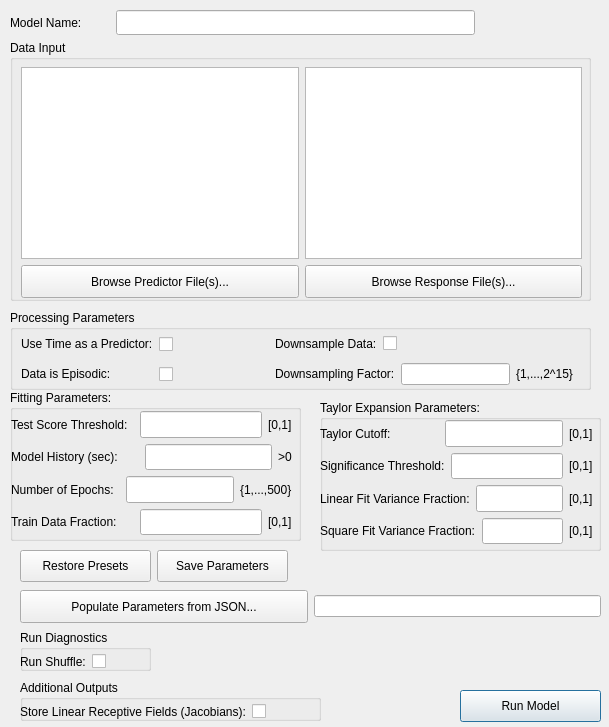
The window that neuro_mine/ui/mine_train.ui (matovic5/neuro_mine) describes before a commit, drawn with Qt 5.
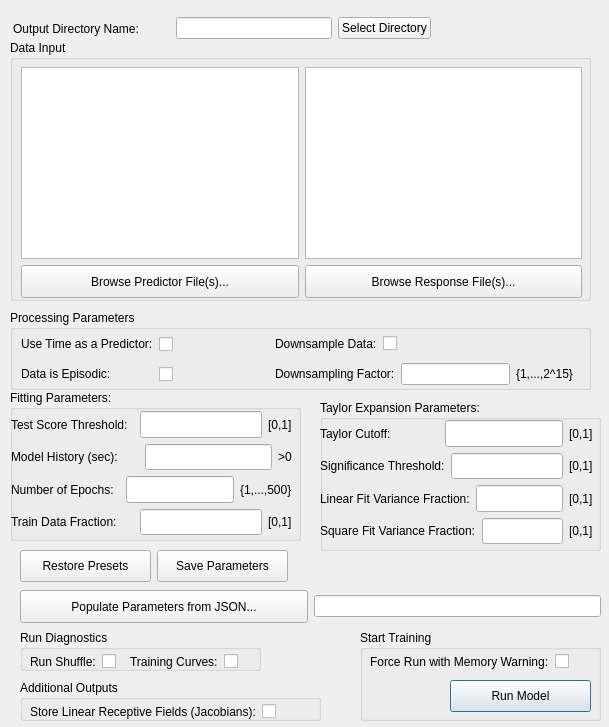
The same window after the commit. Icons and pictures are not drawn.

Commit message:
Made major GUI changes (Model Name -> Output Directory field, added checkboxes for Train Curve generation and Ignoring memory warnings). Updated GUI logic to support these changes.
Fixed .json bug where floats and ints were being saved as strings.

What changed in the file:
```diff
--- a/neuro_mine/ui/mine_train.ui
+++ b/neuro_mine/ui/mine_train.ui
@@ -24,28 +24,6 @@
   <property name="windowTitle">
    <string>Neuro MINE Train</string>
   </property>
-  <widget class="QPushButton" name="pushButton">
-   <property name="geometry">
-    <rect>
-     <x>460</x>
-     <y>690</y>
-     <width>141</width>
-     <height>32</height>
-    </rect>
-   </property>
-   <property name="sizePolicy">
-    <sizepolicy hsizetype="Expanding" vsizetype="Expanding">
-     <horstretch>0</horstretch>
-     <verstretch>0</verstretch>
-    </sizepolicy>
-   </property>
-   <property name="text">
-    <string>Run Model</string>
-   </property>
-   <property name="default">
-    <bool>true</bool>
-   </property>
-  </widget>
   <widget class="QGroupBox" name="groupBox">
    <property name="geometry">
     <rect>
@@ -71,7 +49,7 @@
      <string/>
     </property>
    </widget>
-   <widget class="QWidget" name="">
+   <widget class="QWidget" name="layoutWidget">
     <property name="geometry">
      <rect>
       <x>11</x>
@@ -505,23 +483,23 @@
     <rect>
      <x>20</x>
      <y>630</y>
-     <width>131</width>
+     <width>241</width>
      <height>41</height>
     </rect>
    </property>
    <property name="title">
     <string>Run Diagnostics</string>
    </property>
-   <widget class="QWidget" name="layoutWidget">
+   <widget class="QWidget" name="">
     <property name="geometry">
      <rect>
-      <x>0</x>
+      <x>10</x>
       <y>20</y>
-      <width>129</width>
+      <width>101</width>
       <height>23</height>
      </rect>
     </property>
-    <layout class="QHBoxLayout" name="horizontalLayout_14">
+    <layout class="QHBoxLayout" name="horizontalLayout_13">
      <item>
       <widget class="QLabel" name="label_7">
        <property name="sizePolicy">
@@ -550,6 +528,44 @@
      </item>
     </layout>
    </widget>
+   <widget class="QWidget" name="">
+    <property name="geometry">
+     <rect>
+      <x>110</x>
+      <y>20</y>
+      <width>125</width>
+      <height>23</height>
+     </rect>
+    </property>
+    <layout class="QHBoxLayout" name="horizontalLayout_14">
+     <item>
+      <widget class="QLabel" name="label_20">
+       <property name="sizePolicy">
+        <sizepolicy hsizetype="Expanding" vsizetype="Expanding">
+         <horstretch>0</horstretch>
+         <verstretch>0</verstretch>
+        </sizepolicy>
+       </property>
+       <property name="text">
+        <string>Training Curves:</string>
+       </property>
+      </widget>
+     </item>
+     <item>
+      <widget class="QCheckBox" name="checkBox_8">
+       <property name="sizePolicy">
+        <sizepolicy hsizetype="Expanding" vsizetype="Expanding">
+         <horstretch>0</horstretch>
+         <verstretch>0</verstretch>
+        </sizepolicy>
+       </property>
+       <property name="text">
+        <string/>
+       </property>
+      </widget>
+     </item>
+    </layout>
+   </widget>
   </widget>
   <widget class="QGroupBox" name="groupBox_5">
    <property name="geometry">
@@ -566,7 +582,7 @@
    <widget class="QWidget" name="layoutWidget">
     <property name="geometry">
      <rect>
-      <x>0</x>
+      <x>10</x>
       <y>20</y>
       <width>307</width>
       <height>23</height>
@@ -640,66 +656,6 @@
     </item>
    </layout>
   </widget>
-  <widget class="QWidget" name="layoutWidget">
-   <property name="geometry">
-    <rect>
-     <x>10</x>
-     <y>10</y>
-     <width>571</width>
-     <height>25</height>
-    </rect>
-   </property>
-   <layout class="QHBoxLayout" name="horizontalLayout_15">
-    <item>
-     <widget class="QLabel" name="label_2">
-      <property name="sizePolicy">
-       <sizepolicy hsizetype="Expanding" vsizetype="Expanding">
-        <horstretch>0</horstretch>
-        <verstretch>0</verstretch>
-       </sizepolicy>
-      </property>
-      <property name="text">
-       <string>Model Name:</string>
-      </property>
-     </widget>
-    </item>
-    <item>
-     <widget class="QLineEdit" name="lineEdit">
-      <property name="sizePolicy">
-       <sizepolicy hsizetype="Expanding" vsizetype="Expanding">
-        <horstretch>0</horstretch>
-        <verstretch>0</verstretch>
-       </sizepolicy>
-      </property>
-      <property name="minimumSize">
-       <size>
-        <width>359</width>
-        <height>0</height>
-       </size>
-      </property>
-     </widget>
-    </item>
-    <item>
-     <widget class="QLabel" name="label">
-      <property name="sizePolicy">
-       <sizepolicy hsizetype="Expanding" vsizetype="Expanding">
-        <horstretch>0</horstretch>
-        <verstretch>0</verstretch>
-       </sizepolicy>
-      </property>
-      <property name="text">
-       <string/>
-      </property>
-      <property name="pixmap">
-       <pixmap resource="resources.qrc">:/logo.png</pixmap>
-      </property>
-      <property name="alignment">
-       <set>Qt::AlignmentFlag::AlignRight|Qt::AlignmentFlag::AlignTrailing|Qt::AlignmentFlag::AlignVCenter</set>
-      </property>
-     </widget>
-    </item>
-   </layout>
-  </widget>
   <widget class="QWidget" name="layoutWidget">
    <property name="geometry">
     <rect>
@@ -836,6 +792,153 @@
     </layout>
    </widget>
   </widget>
+  <widget class="QGroupBox" name="groupBox_7">
+   <property name="geometry">
+    <rect>
+     <x>360</x>
+     <y>630</y>
+     <width>241</width>
+     <height>91</height>
+    </rect>
+   </property>
+   <property name="title">
+    <string>Start Training</string>
+   </property>
+   <widget class="QWidget" name="layoutWidget">
+    <property name="geometry">
+     <rect>
+      <x>10</x>
+      <y>20</y>
+      <width>224</width>
+      <height>23</height>
+     </rect>
+    </property>
+    <layout class="QHBoxLayout" name="horizontalLayout_3">
+     <item>
+      <widget class="QLabel" name="label_5">
+       <property name="text">
+        <string>Force Run with Memory Warning:</string>
+       </property>
+      </widget>
+     </item>
+     <item>
+      <widget class="QCheckBox" name="checkBox">
+       <property name="text">
+        <string/>
+       </property>
+      </widget>
+     </item>
+    </layout>
+   </widget>
+   <widget class="QPushButton" name="pushButton">
+    <property name="geometry">
+     <rect>
+      <x>90</x>
+      <y>50</y>
+      <width>141</width>
+      <height>32</height>
+     </rect>
+    </property>
+    <property name="sizePolicy">
+     <sizepolicy hsizetype="Expanding" vsizetype="Expanding">
+      <horstretch>0</horstretch>
+      <verstretch>0</verstretch>
+     </sizepolicy>
+    </property>
+    <property name="text">
+     <string>Run Model</string>
+    </property>
+    <property name="default">
+     <bool>true</bool>
+    </property>
+   </widget>
+  </widget>
+  <widget class="QWidget" name="">
+   <property name="geometry">
+    <rect>
+     <x>13</x>
+     <y>11</y>
+     <width>581</width>
+     <height>35</height>
+    </rect>
+   </property>
+   <layout class="QHBoxLayout" name="horizontalLayout_12">
+    <item>
+     <widget class="QLabel" name="label_2">
+      <property name="sizePolicy">
+       <sizepolicy hsizetype="Expanding" vsizetype="Expanding">
+        <horstretch>0</horstretch>
+        <verstretch>0</verstretch>
+       </sizepolicy>
+      </property>
+      <property name="maximumSize">
+       <size>
+        <width>200</width>
+        <height>16777215</height>
+       </size>
+      </property>
+      <property name="text">
+       <string>Output Directory Name:</string>
+      </property>
+     </widget>
+    </item>
+    <item>
+     <widget class="QLineEdit" name="lineEdit">
+      <property name="maximumSize">
+       <size>
+        <width>400</width>
+        <height>16777215</height>
+       </size>
+      </property>
+      <property name="baseSize">
+       <size>
+        <width>200</width>
+        <height>0</height>
+       </size>
+      </property>
+     </widget>
+    </item>
+    <item>
+     <widget class="QPushButton" name="pushButton_7">
+      <property name="text">
+       <string>Select Directory</string>
+      </property>
+     </widget>
+    </item>
+    <item>
+     <widget class="QLabel" name="label">
+      <property name="sizePolicy">
+       <sizepolicy hsizetype="Expanding" vsizetype="Expanding">
+        <horstretch>0</horstretch>
+        <verstretch>0</verstretch>
+       </sizepolicy>
+      </property>
+      <property name="text">
+       <string/>
+      </property>
+      <property name="pixmap">
+       <pixmap resource="resources.qrc">:/logo.png</pixmap>
+      </property>
+      <property name="alignment">
+       <set>Qt::AlignmentFlag::AlignRight|Qt::AlignmentFlag::AlignTrailing|Qt::AlignmentFlag::AlignVCenter</set>
+      </property>
+     </widget>
+    </item>
+   </layout>
+  </widget>
+  <zorder>groupBox_7</zorder>
+  <zorder>groupBox</zorder>
+  <zorder>groupBox_2</zorder>
+  <zorder>groupBox_3</zorder>
+  <zorder>groupBox_4</zorder>
+  <zorder>groupBox_5</zorder>
+  <zorder>layoutWidget</zorder>
+  <zorder>layoutWidget</zorder>
+  <zorder>layoutWidget</zorder>
+  <zorder>groupBox_6</zorder>
+  <zorder>lineEdit</zorder>
+  <zorder>pushButton_7</zorder>
+  <zorder></zorder>
  </widget>
  <resources>
   <include location="resources.qrc"/>
```
The commit also changes 4 other files.
